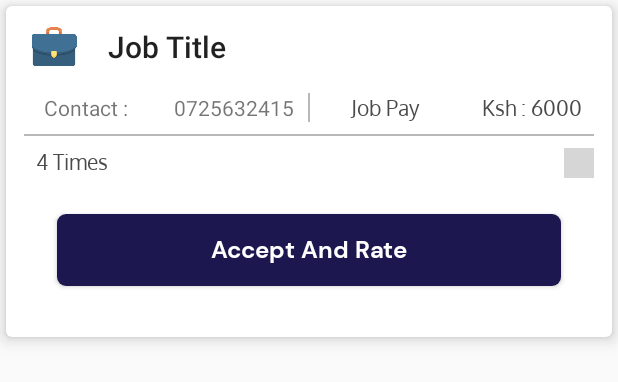
After one commit to sawepeter/Kazi, an Android app: the layout row_jobs.xml on its own in the app's theme, with its tools: preview values and no code run, on a phone screen of 412 x 824 dp. The commit adds this screen. Shown: the top 382 px of the screen. Run offline under Robolectric (Android 15) with nearby library versions, the phone set to English and light mode, and no system bars; grey boxes are pictures that could not be loaded.

Commit message:
intial commit

```diff
--- a/app/src/main/java/com/example/ajira/activities/RatingActivity.java
+++ b/app/src/main/java/com/example/ajira/activities/RatingActivity.java
@@ -13,6 +13,8 @@ import android.widget.RatingBar;
 import android.widget.Toast;
 
 import com.example.ajira.R;
+import com.example.ajira.model.EarningModel;
+import com.example.ajira.model.JobPostResponse;
 import com.example.ajira.model.JobUpdateResponse;
 import com.example.ajira.model.RatingModel;
 import com.example.ajira.network.ApiService;
@@ -33,7 +35,8 @@ public class RatingActivity extends AppCompatActivity {
     private ApiService apiService;
     SharedPreferences sharedpreferences;
     public static final String MyPREFERENCES = "MyPrefs";
-    String token;
+    String token,jobAmount,job_id;
+    EarningModel earningModel;
 
     @Override
     protected void onCreate(Bundle savedInstanceState) {
@@ -46,6 +49,8 @@ public class RatingActivity extends AppCompatActivity {
 
         sharedpreferences = getSharedPreferences(MyPREFERENCES, Context.MODE_PRIVATE);
         token = sharedpreferences.getString("token", "");
+        jobAmount = sharedpreferences.getString("job_id", "");
+        job_id = sharedpreferences.getString("amount", "");
 
         Log.e("Rate Dialog", "token" + token);
 
@@ -78,6 +83,19 @@ public class RatingActivity extends AppCompatActivity {
                         if (response.isSuccessful()){
                            // sweetAlertDialog.dismissWithAnimation();
                             Toast.makeText(RatingActivity.this, ""+response.body().getMsg(), Toast.LENGTH_SHORT).show();
+                            Thread background = new Thread(){
+                                public void run(){
+                                    try {
+                                        sleep(5*1000);
+                                        PostEarnings();
+                                        updateWorkerEarnings();
+
+                                    } catch (Exception e){
+
+                                    }
+                                }
+                            };
+                            background.start();
                         }else {
                            // sweetAlertDialog.dismissWithAnimation();
                             Log.e("TAG", "Response Unsuccessful" + response.code() + response.message());
@@ -93,4 +111,49 @@ public class RatingActivity extends AppCompatActivity {
             }
         });
     }
+
+
+    public void PostEarnings(){
+
+        EarningModel earningModel = new EarningModel();
+        earningModel.setEarnings(jobAmount);
+        earningModel.setJobId(job_id);
+
+        apiService.postWorkerEarnings("Bearer "+token, earningModel).enqueue(new Callback<JobUpdateResponse>() {
+            @Override
+            public void onResponse(Call<JobUpdateResponse> call, Response<JobUpdateResponse> response) {
+                if (response.isSuccessful()){
+                    Log.e("TAG", "Response successful" + response.body().getMsg());
+                } else {
+                    Log.e("TAG", "Response unsuccessful" + response.code() + response.message());
+                }
+            }
+
+            @Override
+            public void onFailure(Call<JobUpdateResponse> call, Throwable t) {
+
+            }
+        });
+    }
+
+    public void updateWorkerEarnings(){
+
+        long id = Long.parseLong(job_id);
+
+        apiService.updateEarnings("Bearer " +token, id).enqueue(new Callback<JobUpdateResponse>() {
+            @Override
+            public void onResponse(Call<JobUpdateResponse> call, Response<JobUpdateResponse> response) {
+                if (response.isSuccessful()){
+                    Log.e("TAG", "Response successful" + response.body().getMsg());
+                } else {
+                    Log.e("TAG", "Response unsuccessful" + response.code() + response.message());
+                }
+            }
+
+            @Override
+            public void onFailure(Call<JobUpdateResponse> call, Throwable t) {
+                Log.e("TAG", "Failed api call" + t.getMessage());
+            }
+        });
+    }
 }
--- a/app/src/main/java/com/example/ajira/adapter/ApplicationAdapter.java
+++ b/app/src/main/java/com/example/ajira/adapter/ApplicationAdapter.java
@@ -7,18 +7,14 @@ import android.view.LayoutInflater;
 import android.view.View;
 import android.view.ViewGroup;
 import android.widget.Button;
-import android.widget.ImageView;
 import android.widget.TextView;
-import android.widget.Toast;
 
 import androidx.annotation.NonNull;
 import androidx.recyclerview.widget.RecyclerView;
 
 import com.example.ajira.R;
-import com.example.ajira.activities.RateDialog;
 import com.example.ajira.activities.RatingActivity;
 import com.example.ajira.model.ApplicationModel;
-import com.squareup.picasso.Picasso;
 
 import java.util.ArrayList;
 import java.util.List;
--- a/app/src/main/java/com/example/ajira/adapter/DeliveredJobsAdapter.java
+++ b/app/src/main/java/com/example/ajira/adapter/DeliveredJobsAdapter.java
@@ -2,21 +2,19 @@ package com.example.ajira.adapter;
 
 import android.content.Context;
 import android.content.Intent;
+import android.content.SharedPreferences;
 import android.util.Log;
 import android.view.LayoutInflater;
 import android.view.View;
 import android.view.ViewGroup;
+import android.widget.Button;
 import android.widget.TextView;
-
 import androidx.annotation.NonNull;
 import androidx.fragment.app.Fragment;
 import androidx.recyclerview.widget.RecyclerView;
-
 import com.example.ajira.R;
-import com.example.ajira.activities.Activation;
+import com.example.ajira.activities.RatingActivity;
 import com.example.ajira.model.JobModelResponse;
-
-import java.io.Serializable;
 import java.util.ArrayList;
 import java.util.List;
 
@@ -26,6 +24,9 @@ public class DeliveredJobsAdapter extends RecyclerView.Adapter<DeliveredJobsAdap
     private Context context;
     JobModelResponse jobs;
     private Fragment fragment;
+    SharedPreferences.Editor editor;
+    SharedPreferences sharedpreferences;
+    public static final String MyPREFERENCES = "MyPrefs";
 
 
     public DeliveredJobsAdapter(List<JobModelResponse> jobsResponseList, Context context, Fragment fragment) {
@@ -44,8 +45,10 @@ public class DeliveredJobsAdapter extends RecyclerView.Adapter<DeliveredJobsAdap
     @Override
     public MyViewHolder onCreateViewHolder(@NonNull ViewGroup parent, int viewType) {
         View view = LayoutInflater.from(parent.getContext())
-                .inflate(R.layout.row_all_jobs, parent, false);
+                .inflate(R.layout.row_jobs, parent, false);
         context = parent.getContext();
+        sharedpreferences = view.getContext().getSharedPreferences(MyPREFERENCES, Context.MODE_PRIVATE);
+        editor = sharedpreferences.edit();
         return new DeliveredJobsAdapter.MyViewHolder(view);
     }
 
@@ -56,6 +59,16 @@ public class DeliveredJobsAdapter extends RecyclerView.Adapter<DeliveredJobsAdap
         holder.textViewPhone.setText(jobs.getEmployerPhone());
         holder.textViewLocation.setText(jobs.getJobLocation());
         holder.textViewPay.setText(jobs.getJobAmount());
+        holder.button_rate.setOnClickListener(new View.OnClickListener() {
+            @Override
+            public void onClick(View v) {
+                Intent intent = new Intent(context, RatingActivity.class);
+                editor.putString("job_id", String.valueOf(jobs.getId()));
+                editor.putString("amount", jobs.getJobAmount());
+                editor.apply();
+                context.startActivity(intent);
+            }
+        });
     }
 
     @Override
@@ -67,6 +80,7 @@ public class DeliveredJobsAdapter extends RecyclerView.Adapter<DeliveredJobsAdap
     class MyViewHolder extends RecyclerView.ViewHolder {
 
         private TextView textViewJobTitle, textViewPhone, textViewLocation, textViewPay;
+        private Button button_rate;
 
         public MyViewHolder(@NonNull View view) {
             super(view);
@@ -74,6 +88,7 @@ public class DeliveredJobsAdapter extends RecyclerView.Adapter<DeliveredJobsAdap
             textViewPhone = view.findViewById(R.id.textViewPhone);
             textViewLocation = view.findViewById(R.id.textViewLocation);
             textViewPay = view.findViewById(R.id.textViewPay);
+            button_rate = view.findViewById(R.id.button_rate);
             //passes data to the next step
            /* view.setOnClickListener(v -> {
                 int pos = getAdapterPosition();
--- a/app/src/main/java/com/example/ajira/network/ApiService.java
+++ b/app/src/main/java/com/example/ajira/network/ApiService.java
@@ -95,7 +95,7 @@ public interface ApiService {
     Call<JobPostResponse> changeJobStatus(@Header("Authorization") String token, @Path("id") long id);
 
     @PUT("worker/earnings/{id}")
-    Call<JobPostResponse> updateEarnings(@Header("Authorization") String token, @Path("id") long id);
+    Call<JobUpdateResponse> updateEarnings(@Header("Authorization") String token, @Path("id") long id);
 
     @PUT("my-jobs/favourite/{id}")
     Call<JobUpdateResponse> addJobFavourite(@Header("Authorization") String token, @Path("id") long id);
--- /dev/null
+++ b/app/src/main/res/layout/row_jobs.xml
@@ -0,0 +1,155 @@
+<?xml version="1.0" encoding="utf-8"?>
+<androidx.cardview.widget.CardView
+    xmlns:android="http://schemas.android.com/apk/res/android"
+    xmlns:app="http://schemas.android.com/apk/res-auto"
+    xmlns:card_view="http://schemas.android.com/apk/res-auto"
+    xmlns:tools="http://schemas.android.com/tools"
+    android:layout_width="match_parent"
+    android:layout_height="wrap_content"
+    android:layout_margin="4dp"
+    card_view:cardCornerRadius="4dp"
+    card_view:cardElevation="6dp"
+    card_view:contentPadding="@dimen/card_view_padding">
+
+    <LinearLayout
+        android:layout_width="match_parent"
+        android:layout_height="wrap_content"
+        android:orientation="vertical">
+
+        <LinearLayout
+            android:layout_width="match_parent"
+            android:layout_height="46dp"
+            android:gravity="center_vertical"
+            android:orientation="horizontal">
+
+            <Space
+                android:layout_width="@dimen/padding_small"
+                android:layout_height="0dp" />
+
+            <ImageView
+                android:layout_width="40dp"
+                android:layout_height="30dp"
+                android:contentDescription="@null"
+                app:srcCompat="@drawable/ic_suitcase"
+                tools:ignore="VectorDrawableCompat" />
+
+            <TextView
+                android:id="@+id/textViewJobTitle"
+                android:layout_width="wrap_content"
+                android:layout_height="wrap_content"
+                android:layout_marginEnd="@dimen/padding_medium"
+                android:layout_marginStart="@dimen/padding_normal"
+                android:textAppearance="@style/TextAppearance.AppCompat.Title"
+                tools:text="Job Title"
+                android:layout_marginRight="@dimen/padding_medium"
+                android:layout_marginLeft="@dimen/padding_normal" />
+
+        </LinearLayout>
+
+        <LinearLayout
+            android:layout_width="match_parent"
+            android:layout_height="wrap_content"
+            android:layout_marginTop="@dimen/margin_small"
+            android:orientation="horizontal"
+            android:weightSum="4">
+
+            <TextView
+                android:id="@+id/holder"
+                android:layout_width="0dp"
+                android:layout_height="wrap_content"
+                android:layout_weight="1"
+                android:gravity="center_horizontal"
+                android:text="@string/contact"
+                android:textAlignment="center"
+                android:textSize="14sp" />
+
+            <View
+                android:layout_width="1dp"
+                android:layout_height="match_parent"
+                android:visibility="gone"
+                android:background="@color/divider" />
+
+            <TextView
+                android:id="@+id/textViewPhone"
+                android:textAlignment="center"
+                android:layout_width="0dp"
+                android:layout_height="wrap_content"
+                android:layout_weight="1"
+                android:text="@string/no"
+                android:gravity="center_horizontal" />
+
+            <View
+                android:layout_width="1dp"
+                android:layout_height="match_parent"
+                android:background="@color/divider" />
+
+            <TextView
+                android:id="@+id/textViewThree"
+                style="@style/textViewJobs"
+                android:layout_width="0dp"
+                android:layout_height="wrap_content"
+                android:layout_weight="1"
+                android:text="@string/job_pay" />
+
+            <View
+                android:layout_width="1dp"
+                android:layout_height="match_parent"
+                android:visibility="gone"
+                android:background="@color/divider" />
+
+            <TextView
+                android:id="@+id/textViewPay"
+                style="@style/textViewJobs"
+                android:layout_width="0dp"
+                android:layout_height="wrap_content"
+                android:layout_weight="1"
+                android:text="Ksh : 6000" />
+
+        </LinearLayout>
+
+        <View
+            android:layout_width="match_parent"
+            android:layout_height="1dp"
+            android:layout_marginEnd="@dimen/margin_small"
+            android:layout_marginStart="@dimen/margin_small"
+            android:layout_marginTop="@dimen/margin_small"
+            android:background="@color/divider" />
+
+        <RelativeLayout
+            android:layout_width="match_parent"
+            android:layout_height="wrap_content"
+            android:padding="@dimen/padding_small">
+
+            <TextView
+                android:id="@+id/textViewLocation"
+                style="@style/textViewJobs"
+                android:layout_width="wrap_content"
+                android:layout_height="wrap_content"
+                android:layout_marginStart="@dimen/margin_small"
+                tools:text="4 Times"
+                android:layout_marginLeft="@dimen/margin_small" />
+
+            <ImageView
+                android:layout_width="20dp"
+                android:layout_height="20dp"
+                android:layout_alignParentEnd="true"
+                app:srcCompat="@drawable/ic_location"
+                android:layout_alignParentRight="true"
+                tools:ignore="VectorDrawableCompat" />
+
+        </RelativeLayout>
+
+        <Button
+            android:id="@+id/button_rate"
+            style="@style/ButtonActionStyle"
+            android:layout_width="match_parent"
+            android:layout_height="wrap_content"
+            android:layout_marginStart="30dp"
+            android:layout_marginTop="16dp"
+            android:layout_marginBottom="30dp"
+            android:layout_marginEnd="30dp"
+            android:text="Accept And Rate" />
+
+    </LinearLayout>
+
+</androidx.cardview.widget.CardView>
```
Also changed, not shown: 173 other files.
